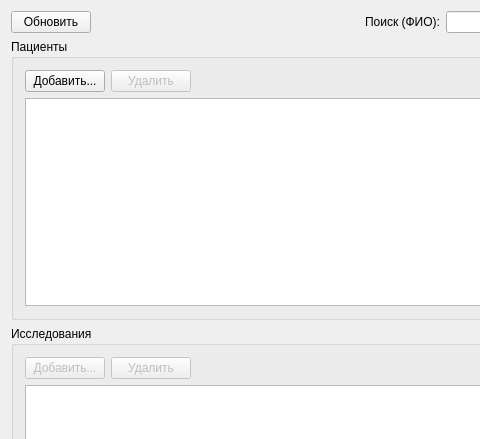
Before: the Qt Designer form med/mainwindow.ui in popovdg/med, drawn with Qt 5; both pictures show x 0 to 480 and y 0 to 439 of the 724 by 617 pixel window.
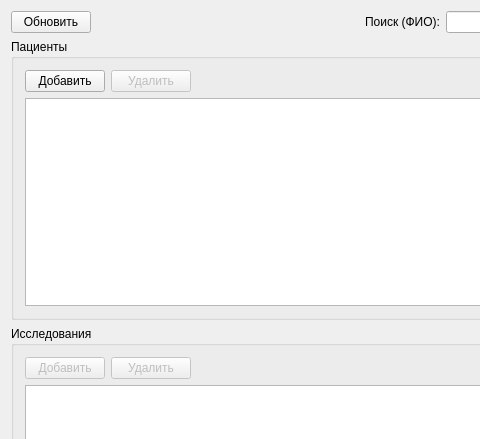
After: the same form once the commit is applied. Icons and pictures are not drawn.

Commit message: Сигнал selectionChanged заменён сигналом currentRowChanged

Patch:
```diff
--- a/med/mainwindow.ui
+++ b/med/mainwindow.ui
@@ -69,7 +69,7 @@
            <item>
             <widget class="QPushButton" name="addPatientButton">
              <property name="text">
-              <string>Добавить...</string>
+              <string>Добавить</string>
              </property>
              <property name="icon">
               <iconset resource="icons.qrc">
@@ -143,7 +143,7 @@
               <bool>false</bool>
              </property>
              <property name="text">
-              <string>Добавить...</string>
+              <string>Добавить</string>
              </property>
              <property name="icon">
               <iconset resource="icons.qrc">
```
Left out of the diff: 4 changed lines with no effect on the pictures. The commit also changes 2 other files.
